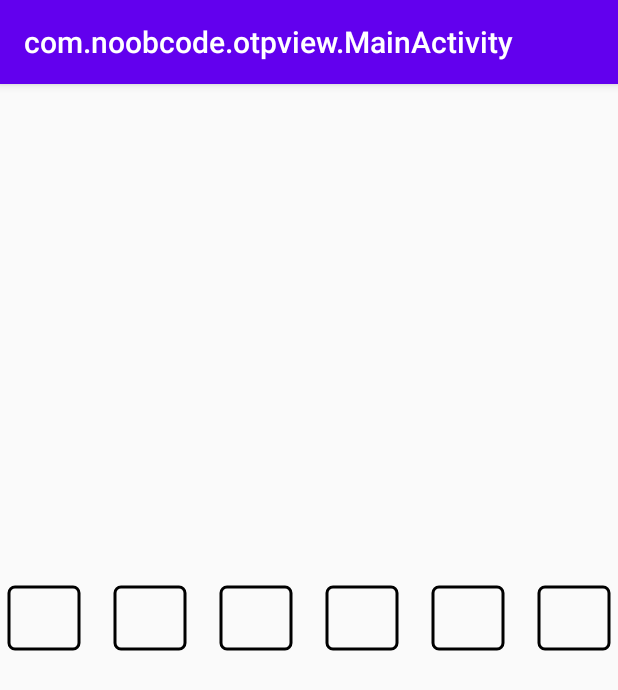
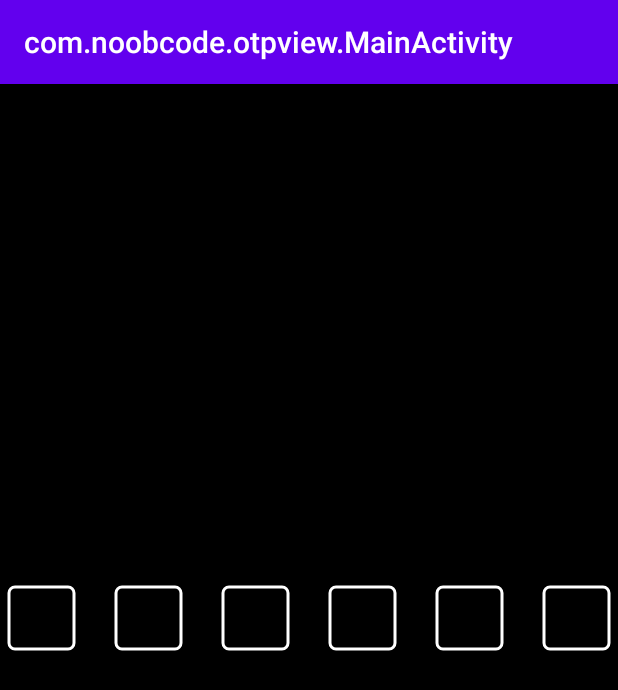
Before and after one commit to criminact/OTPView, an Android app: the screen it shows after launch (MainActivity), on a phone screen of 412 x 824 dp. Shown: the top 690 px of the screen. Run offline under Robolectric (Android 15) with nearby library versions, the phone set to English and light mode, and no system bars.

Commit message:
Update activity_main.xml

```diff
--- a/app/src/main/res/layout/activity_main.xml
+++ b/app/src/main/res/layout/activity_main.xml
@@ -3,6 +3,7 @@
     xmlns:app="http://schemas.android.com/apk/res-auto"
     xmlns:tools="http://schemas.android.com/tools"
     android:id="@+id/main"
+    android:background="@color/black"
     android:layout_width="match_parent"
     android:layout_height="match_parent"
     tools:context=".MainActivity">
@@ -12,11 +13,11 @@
         android:layout_width="match_parent"
         android:layout_height="wrap_content"
         android:layout_centerInParent="true"
-        android:textColor="@color/black"
+        android:textColor="@color/white"
         app:borderThickness="2"
         app:otpLength="6"
         app:otpLayoutType="0"
-        app:spaceBetween="20"
+        app:spaceBetween="24"
     />
 
 </RelativeLayout>
```
